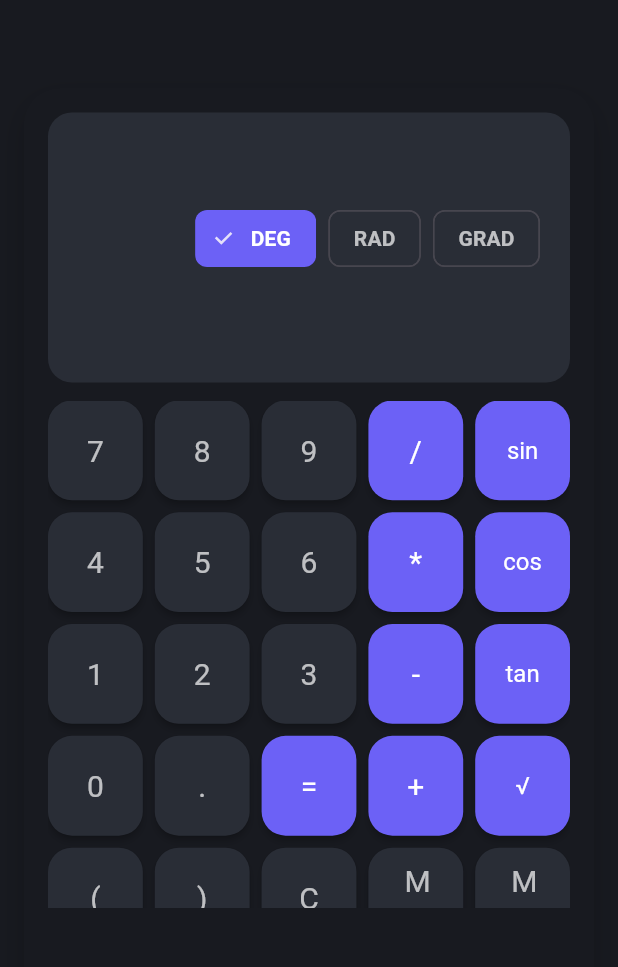
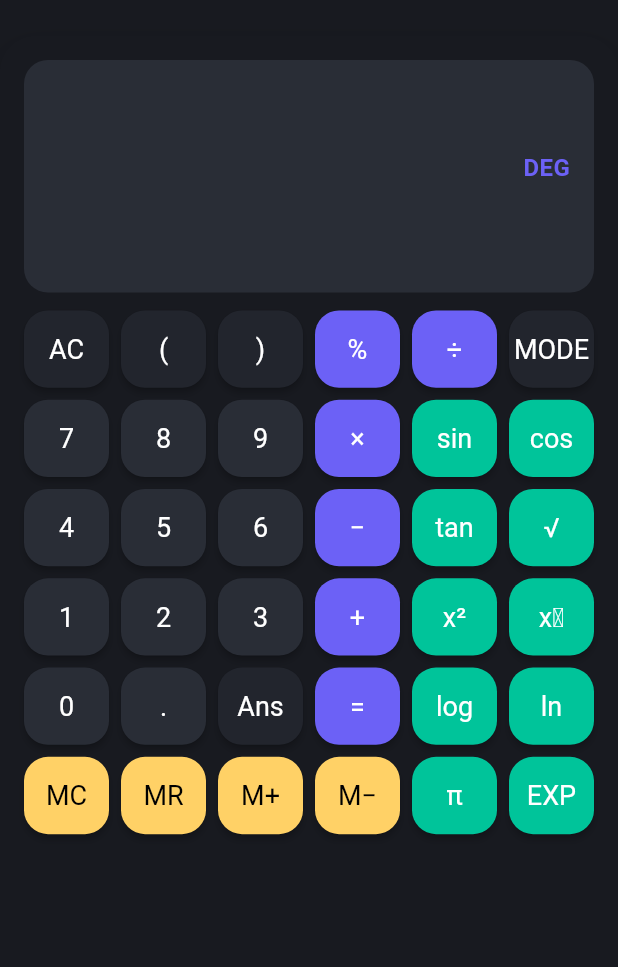
Before and after one commit to JayabrataBasu/eulex, a Flutter app: the screen it shows after launch, on a phone screen of 412 x 824 dp, the part 84-1051 px from its top. Run offline on Flutter 3.47's test engine with Material 3 defaults, Android fonts, the light colour scheme and no system bars; our stand-ins replace math_expressions.

Commit message:
Me changes the layout

```diff
--- a/lib/calculator_button.dart
+++ b/lib/calculator_button.dart
@@ -1,39 +1,57 @@
 import 'package:flutter/material.dart';
+import 'theme.dart';
 
 class CalculatorButton extends StatelessWidget {
   final String label;
   final VoidCallback onTap;
-  final bool isOperator;
-  final Color backgroundColor;
-  final Color textColor;
+  final ButtonType type;
+  final CalculatorTheme theme;
 
   const CalculatorButton({
     super.key,
     required this.label,
     required this.onTap,
-    this.isOperator = false,
-    required this.backgroundColor,
-    required this.textColor,
+    required this.type,
+    required this.theme,
   });
 
   @override
   Widget build(BuildContext context) {
-    final isFunction = ['sin', 'cos', 'tan', 'log', '√'].contains(label);
+    Color bg;
+    Color fg;
+    switch (type) {
+      case ButtonType.number:
+        bg = theme.numberColor;
+        fg = theme.numberTextColor;
+        break;
+      case ButtonType.operator:
+        bg = theme.operatorColor;
+        fg = theme.operatorTextColor;
+        break;
+      case ButtonType.function:
+        bg = theme.functionColor;
+        fg = theme.functionTextColor;
+        break;
+      case ButtonType.memory:
+        bg = theme.memoryColor;
+        fg = theme.memoryTextColor;
+        break;
+      case ButtonType.utility:
+        bg = theme.utilityColor;
+        fg = theme.utilityTextColor;
+        break;
+    }
     return ElevatedButton(
       onPressed: onTap,
       style: ElevatedButton.styleFrom(
-        backgroundColor: backgroundColor,
-        foregroundColor: textColor,
-        shape: RoundedRectangleBorder(
-          borderRadius: BorderRadius.circular(16),
-        ),
+        backgroundColor: bg,
+        foregroundColor: fg,
+        shape: RoundedRectangleBorder(borderRadius: BorderRadius.circular(16)),
         elevation: 2,
-        textStyle: TextStyle(fontSize: isFunction ? 16 : 20),
-        padding: isFunction
-            ? const EdgeInsets.symmetric(vertical: 8, horizontal: 2)
-            : null,
+        textStyle: const TextStyle(fontSize: 18),
+        padding: const EdgeInsets.symmetric(vertical: 8, horizontal: 2),
       ),
-      child: Text(label, style: TextStyle(color: textColor)),
+      child: Text(label, style: TextStyle(color: fg)),
     );
   }
 }
--- a/lib/calculator_engine.dart
+++ b/lib/calculator_engine.dart
@@ -5,6 +5,7 @@ import 'angle_mode.dart';
 class CalculatorEngine {
   static double _memory = 0.0;
   static AngleMode _angleMode = AngleMode.deg;
+  static String _lastResult = '0';
 
   static void setAngleMode(AngleMode mode) {
     _angleMode = mode;
@@ -12,55 +13,55 @@ class CalculatorEngine {
 
   static AngleMode get angleMode => _angleMode;
 
+  static String get lastResult => _lastResult;
+
   static String evaluate(String expression) {
     try {
       String exp = expression
+          .replaceAll('÷', '/')
+          .replaceAll('×', '*')
+          .replaceAll('−', '-')
           .replaceAll('√', 'sqrt')
-          .replaceAll('log', 'log');
+          .replaceAll('π', math.pi.toString())
+          .replaceAll('Ans', _lastResult)
+          .replaceAll('EXP', 'E')
+          .replaceAll('x²', '^2')
+          .replaceAll('xʸ', '^')
+          .replaceAll('log', 'log')
+          .replaceAll('ln', 'ln');
 
-      // Preprocess trigonometric functions to apply angle mode
       exp = _replaceTrigFunctions(exp);
 
       Parser p = Parser();
       ContextModel cm = ContextModel();
       Expression expParsed = p.parse(exp);
       double eval = expParsed.evaluate(EvaluationType.REAL, cm);
-      return eval.toString();
+      _lastResult = eval.toString();
+      return _lastResult;
     } catch (e) {
       return 'Error';
     }
   }
 
   static String _replaceTrigFunctions(String exp) {
-    // Replace sin(x), cos(x), tan(x) with their evaluated values using angle mode
-    exp = exp.replaceAllMapped(
-      RegExp(r'sin\(([^)]+)\)'),
-      (m) {
+    exp = exp.replaceAllMapped(RegExp(r'sin\(([^)]+)\)'), (m) {
       final arg = double.tryParse(_evaluateSimple(m[1]!)) ?? 0.0;
       final radians = _angleMode.toRadians(arg);
       return math.sin(radians).toString();
-      },
-    );
-    exp = exp.replaceAllMapped(
-      RegExp(r'cos\(([^)]+)\)'),
-      (m) {
+    });
+    exp = exp.replaceAllMapped(RegExp(r'cos\(([^)]+)\)'), (m) {
       final arg = double.tryParse(_evaluateSimple(m[1]!)) ?? 0.0;
       final radians = _angleMode.toRadians(arg);
       return math.cos(radians).toString();
-      },
-    );
-    exp = exp.replaceAllMapped(
-      RegExp(r'tan\(([^)]+)\)'),
-      (m) {
+    });
+    exp = exp.replaceAllMapped(RegExp(r'tan\(([^)]+)\)'), (m) {
       final arg = double.tryParse(_evaluateSimple(m[1]!)) ?? 0.0;
       final radians = _angleMode.toRadians(arg);
       return math.tan(radians).toString();
-      },
-    );
+    });
     return exp;
   }
 
-  // Evaluate simple expressions inside trig functions (e.g., "30+60")
   static String _evaluateSimple(String expr) {
     try {
       Parser p = Parser();
--- a/lib/main.dart
+++ b/lib/main.dart
@@ -61,34 +61,55 @@ class _CalculatorPageState extends State<CalculatorPage> {
   List<String> _history = [];
   AngleMode _angleMode = AngleMode.deg;
 
-  final List<String> _buttons = [
-    '7',
-    '8',
-    '9',
-    '/',
-    'sin',
-    '4',
-    '5',
-    '6',
-    '*',
-    'cos',
-    '1',
-    '2',
-    '3',
-    '-',
-    'tan',
-    '0',
-    '.',
-    '=',
-    '+',
-    '√',
-    '(',
-    ')',
-    'C',
-    'M+',
-    'M-',
-    'MR',
-    'MC',
+  final List<List<Map<String, dynamic>>> _buttonGrid = [
+    [
+      {'label': 'AC', 'value': 'C', 'type': ButtonType.utility},
+      {'label': '(', 'value': '(', 'type': ButtonType.utility},
+      {'label': ')', 'value': ')', 'type': ButtonType.utility},
+      {'label': '%', 'value': '%', 'type': ButtonType.operator},
+      {'label': '÷', 'value': '÷', 'type': ButtonType.operator},
+      {'label': 'MODE', 'value': 'MODE', 'type': ButtonType.utility},
+    ],
+    [
+      {'label': '7', 'value': '7', 'type': ButtonType.number},
+      {'label': '8', 'value': '8', 'type': ButtonType.number},
+      {'label': '9', 'value': '9', 'type': ButtonType.number},
+      {'label': '×', 'value': '×', 'type': ButtonType.operator},
+      {'label': 'sin', 'value': 'sin', 'type': ButtonType.function},
+      {'label': 'cos', 'value': 'cos', 'type': ButtonType.function},
+    ],
+    [
+      {'label': '4', 'value': '4', 'type': ButtonType.number},
+      {'label': '5', 'value': '5', 'type': ButtonType.number},
+      {'label': '6', 'value': '6', 'type': ButtonType.number},
+      {'label': '−', 'value': '−', 'type': ButtonType.operator},
+      {'label': 'tan', 'value': 'tan', 'type': ButtonType.function},
+      {'label': '√', 'value': '√', 'type': ButtonType.function},
+    ],
+    [
+      {'label': '1', 'value': '1', 'type': ButtonType.number},
+      {'label': '2', 'value': '2', 'type': ButtonType.number},
+      {'label': '3', 'value': '3', 'type': ButtonType.number},
+      {'label': '+', 'value': '+', 'type': ButtonType.operator},
+      {'label': 'x²', 'value': 'x²', 'type': ButtonType.function},
+      {'label': 'xʸ', 'value': 'xʸ', 'type': ButtonType.function},
+    ],
+    [
+      {'label': '0', 'value': '0', 'type': ButtonType.number},
+      {'label': '.', 'value': '.', 'type': ButtonType.number},
+      {'label': 'Ans', 'value': 'Ans', 'type': ButtonType.utility},
+      {'label': '=', 'value': '=', 'type': ButtonType.operator},
+      {'label': 'log', 'value': 'log', 'type': ButtonType.function},
+      {'label': 'ln', 'value': 'ln', 'type': ButtonType.function},
+    ],
+    [
+      {'label': 'MC', 'value': 'MC', 'type': ButtonType.memory},
+      {'label': 'MR', 'value': 'MR', 'type': ButtonType.memory},
+      {'label': 'M+', 'value': 'M+', 'type': ButtonType.memory},
+      {'label': 'M−', 'value': 'M-', 'type': ButtonType.memory},
+      {'label': 'π', 'value': 'π', 'type': ButtonType.function},
+      {'label': 'EXP', 'value': 'EXP', 'type': ButtonType.function},
+    ],
   ];
 
   void _onButtonPressed(String value) {
@@ -103,49 +124,56 @@ class _CalculatorPageState extends State<CalculatorPage> {
           _history.insert(0, '$_expression = $_result');
           if (_history.length > 15) _history.removeLast();
         }
+      } else if (value == 'Ans') {
+        _expression += CalculatorEngine.lastResult;
+      } else if (value == 'π') {
+        _expression += 'π';
+      } else if (value == 'EXP') {
+        _expression += 'EXP';
+      } else if (value == 'x²') {
+        _expression += '^2';
+      } else if (value == 'xʸ') {
+        _expression += '^';
+      } else if (value == '√') {
+        _expression += 'sqrt(';
+      } else if (value == 'log') {
+        _expression += 'log(';
+      } else if (value == 'ln') {
+        _expression += 'ln(';
+      } else if (value == 'sin' || value == 'cos' || value == 'tan') {
+        _expression += '$value(';
+      } else if (value == 'MC') {
+        CalculatorEngine.memoryClear();
+      } else if (value == 'MR') {
+        _expression += CalculatorEngine.memoryRecall();
+        _result = CalculatorEngine.memoryRecall();
       } else if (value == 'M+') {
         CalculatorEngine.memoryAdd(_result.isNotEmpty ? _result : '0');
       } else if (value == 'M-') {
         CalculatorEngine.memorySubtract(_result.isNotEmpty ? _result : '0');
-      } else if (value == 'MR') {
-        _expression += CalculatorEngine.memoryRecall();
-        _result = CalculatorEngine.memoryRecall();
-      } else if (value == 'MC') {
-        CalculatorEngine.memoryClear();
-      } else if (value == 'sin' || value == 'cos' || value == 'tan') {
-        _expression += '$value(';
+      } else if (value == 'MODE') {
+        // Cycle angle mode
+        _angleMode =
+            AngleMode.values[(_angleMode.index + 1) % AngleMode.values.length];
       } else {
         _expression += value;
       }
     });
   }
 
-  Widget _buildAngleModeToggle() {
+  Widget _buildAngleModeIndicator() {
     return Row(
       mainAxisAlignment: MainAxisAlignment.end,
-      children: AngleMode.values.map((mode) {
-        final selected = _angleMode == mode;
-        return Padding(
-          padding: const EdgeInsets.symmetric(horizontal: 4),
-          child: ChoiceChip(
-            label: Text(mode.label),
-            selected: selected,
-            onSelected: (_) {
-              setState(() {
-                _angleMode = mode;
-              });
-            },
-            selectedColor: widget.theme.operatorButtonBackground,
-            backgroundColor: widget.theme.buttonBackground,
-            labelStyle: TextStyle(
-              color: selected
-                  ? widget.theme.operatorTextColor
-                  : widget.theme.buttonTextColor,
-              fontWeight: FontWeight.bold,
-            ),
+      children: [
+        Text(
+          _angleMode.label,
+          style: TextStyle(
+            fontSize: 16,
+            color: widget.theme.operatorColor,
+            fontWeight: FontWeight.bold,
           ),
-        );
-      }).toList(),
+        ),
+      ],
     );
   }
 
@@ -163,8 +191,6 @@ class _CalculatorPageState extends State<CalculatorPage> {
             icon: Icon(
               widget.themeMode == CalculatorThemeMode.dark
                   ? Icons.light_mode
-                  : widget.themeMode == CalculatorThemeMode.light
-                  ? Icons.palette
                   : Icons.dark_mode,
             ),
             tooltip: 'Switch Theme',
@@ -174,7 +200,7 @@ class _CalculatorPageState extends State<CalculatorPage> {
       ),
       body: Center(
         child: Container(
-          constraints: const BoxConstraints(maxWidth: 380, maxHeight: 650),
+          constraints: const BoxConstraints(maxWidth: 480, maxHeight: 720),
           decoration: BoxDecoration(
             color: theme.themeData.scaffoldBackgroundColor,
             borderRadius: BorderRadius.circular(24),
@@ -211,7 +237,7 @@ class _CalculatorPageState extends State<CalculatorPage> {
                               _expression,
                               style: TextStyle(
                                 fontSize: 28,
-                                color: theme.buttonTextColor,
+                                color: theme.numberTextColor,
                               ),
                             ),
                           ),
@@ -223,7 +249,7 @@ class _CalculatorPageState extends State<CalculatorPage> {
                               'M',
                               style: TextStyle(
                                 fontSize: 20,
-                                color: theme.operatorButtonBackground,
+                                color: theme.memoryColor,
                                 fontWeight: FontWeight.bold,
                               ),
                             ),
@@ -231,14 +257,14 @@ class _CalculatorPageState extends State<CalculatorPage> {
                       ],
                     ),
                     const SizedBox(height: 4),
-                    _buildAngleModeToggle(),
+                    _buildAngleModeIndicator(),
                     const SizedBox(height: 4),
                     Text(
                       _result,
                       style: TextStyle(
                         fontSize: 36,
                         fontWeight: FontWeight.bold,
-                        color: theme.operatorTextColor,
+                        color: theme.operatorColor,
                       ),
                     ),
                   ],
@@ -247,30 +273,21 @@ class _CalculatorPageState extends State<CalculatorPage> {
               const SizedBox(height: 12),
               // Buttons
               Expanded(
-                child: GridView.builder(
-                  padding: EdgeInsets.zero,
-                  itemCount: _buttons.length,
-                  gridDelegate: const SliverGridDelegateWithFixedCrossAxisCount(
-                    crossAxisCount: 5,
-                    childAspectRatio: 0.95, // Adjusted for better fit
-                    crossAxisSpacing: 8,
-                    mainAxisSpacing: 8,
-                  ),
-                  itemBuilder: (context, index) {
-                    final btn = _buttons[index];
-                    final isOperator = '/x*-+=sincostanlog√'.contains(btn);
-                    return CalculatorButton(
-                      label: btn,
-                      onTap: () => _onButtonPressed(btn),
-                      isOperator: isOperator,
-                      backgroundColor: isOperator
-                          ? widget.theme.operatorButtonBackground
-                          : widget.theme.buttonBackground,
-                      textColor: isOperator
-                          ? widget.theme.operatorTextColor
-                          : widget.theme.buttonTextColor,
-                    );
-                  },
+                child: GridView.count(
+                  crossAxisCount: 6,
+                  mainAxisSpacing: 8,
+                  crossAxisSpacing: 8,
+                  childAspectRatio: 1.1,
+                  children: [
+                    for (final row in _buttonGrid)
+                      for (final btn in row)
+                        CalculatorButton(
+                          label: btn['label'],
+                          onTap: () => _onButtonPressed(btn['value']),
+                          type: btn['type'],
+                          theme: theme,
+                        ),
+                  ],
                 ),
               ),
               const SizedBox(height: 8),
@@ -293,7 +310,7 @@ class _CalculatorPageState extends State<CalculatorPage> {
                       _history[idx],
                       style: TextStyle(
                         fontSize: 16,
-                        color: theme.buttonTextColor.withOpacity(0.7),
+                        color: theme.numberTextColor.withOpacity(0.7),
                       ),
                     ),
                   ),
--- a/lib/theme.dart
+++ b/lib/theme.dart
@@ -13,22 +13,36 @@ enum CalculatorThemeMode {
   pastelCandy,
 }
 
+enum ButtonType { number, operator, function, memory, utility }
+
 class CalculatorTheme {
   final ThemeData themeData;
+  final Color numberColor;
+  final Color operatorColor;
+  final Color functionColor;
+  final Color memoryColor;
+  final Color utilityColor;
+  final Color numberTextColor;
+  final Color operatorTextColor;
+  final Color functionTextColor;
+  final Color memoryTextColor;
+  final Color utilityTextColor;
   final Color displayBackground;
-  final Color buttonBackground;
-  final Color operatorButtonBackground;
-  final Color buttonTextColor;
-  final Color operatorTextColor;
   final Color historyBackground;
 
   const CalculatorTheme({
     required this.themeData,
+    required this.numberColor,
+    required this.operatorColor,
+    required this.functionColor,
+    required this.memoryColor,
+    required this.utilityColor,
+    required this.numberTextColor,
+    required this.operatorTextColor,
+    required this.functionTextColor,
+    required this.memoryTextColor,
+    required this.utilityTextColor,
     required this.displayBackground,
-    required this.buttonBackground,
-    required this.operatorButtonBackground,
-    required this.buttonTextColor,
-    required this.operatorTextColor,
     required this.historyBackground,
   });
 }
@@ -48,12 +62,18 @@ final calculatorThemes = {
         elevation: 0,
       ),
     ),
-    displayBackground: const Color(0xFF292D36),
-    buttonBackground: const Color(0xFF292D36),
-    operatorButtonBackground: const Color(0xFF6C61F6),
-    buttonTextColor: Colors.white70,
+    numberColor: Color(0xFF292D36),
+    operatorColor: Color(0xFF6C61F6),
+    functionColor: Color(0xFF00C49A),
+    memoryColor: Color(0xFFFFD166),
+    utilityColor: Color(0xFF22252D),
+    numberTextColor: Colors.white,
     operatorTextColor: Colors.white,
-    historyBackground: const Color(0xFF181A20),
+    functionTextColor: Colors.white,
+    memoryTextColor: Colors.black,
+    utilityTextColor: Colors.white,
+    displayBackground: Color(0xFF292D36),
+    historyBackground: Color(0xFF181A20),
   ),
   CalculatorThemeMode.light: CalculatorTheme(
     themeData: ThemeData(
@@ -69,12 +89,18 @@ final calculatorThemes = {
         elevation: 0,
       ),
     ),
-    displayBackground: const Color(0xFFF5F5F5),
-    buttonBackground: const Color(0xFFE0E0E0),
-    operatorButtonBackground: const Color(0xFF4CAF50),
-    buttonTextColor: Colors.black87,
+    numberColor: Colors.white,
+    operatorColor: Color(0xFF4CAF50),
+    functionColor: Color(0xFF1976D2),
+    memoryColor: Color(0xFFFFD166),
+    utilityColor: Color(0xFFE0E0E0),
+    numberTextColor: Colors.black,
     operatorTextColor: Colors.white,
-    historyBackground: const Color(0xFFF0F0F0),
+    functionTextColor: Colors.white,
+    memoryTextColor: Colors.black,
+    utilityTextColor: Colors.black,
+    displayBackground: Color(0xFFF5F5F5),
+    historyBackground: Color(0xFFF0F0F0),
   ),
   CalculatorThemeMode.vibrant: CalculatorTheme(
     themeData: ThemeData(
@@ -90,11 +116,17 @@ final calculatorThemes = {
         elevation: 0,
       ),
     ),
+    numberColor: Colors.white,
+    operatorColor: Color(0xFF4CAF50),
+    functionColor: Color(0xFF1976D2),
+    memoryColor: Color(0xFFFFD166),
+    utilityColor: Color(0xFFE0E0E0),
+    numberTextColor: Colors.black,
+    operatorTextColor: Colors.white,
+    functionTextColor: Colors.white,
+    memoryTextColor: Colors.black,
+    utilityTextColor: Colors.black,
     displayBackground: const Color(0xFFB3E5FC),
-    buttonBackground: const Color(0xFFFFF3E0),
-    operatorButtonBackground: const Color(0xFFFF9800),
-    buttonTextColor: Color(0xFF263238),
-    operatorTextColor: Colors.white,
     historyBackground: const Color(0xFFFFF8E1),
   ),
   // 1. Neo-Mint Minimal
@@ -112,11 +144,17 @@ final calculatorThemes = {
         elevation: 0,
       ),
     ),
+    numberColor: Colors.white,
+    operatorColor: Color(0xFF00C49A),
+    functionColor: Color(0xFF1976D2),
+    memoryColor: Color(0xFFFFD166),
+    utilityColor: Color(0xFFE0E0E0),
+    numberTextColor: Colors.black,
+    operatorTextColor: Colors.white,
+    functionTextColor: Colors.white,
+    memoryTextColor: Colors.black,
+    utilityTextColor: Colors.black,
     displayBackground: const Color(0xFFF7F7F7),
-    buttonBackground: const Color(0xFFF7F7F7),
-    operatorButtonBackground: const Color(0xFF00C49A),
-    buttonTextColor: Color(0xFF222831),
-    operatorTextColor: Colors.white,
     historyBackground: const Color(0xFFE8F9F7),
   ),
   // 2. Cyberpunk Glow
@@ -134,11 +172,17 @@ final calculatorThemes = {
         elevation: 0,
       ),
     ),
+    numberColor: Color(0xFF0D0D0D),
+    operatorColor: Color(0xFFFF007F),
+    functionColor: Color(0xFF00C49A),
+    memoryColor: Color(0xFFFFD166),
+    utilityColor: Color(0xFF1A1A2E),
+    numberTextColor: Colors.white,
+    operatorTextColor: Color(0xFF00FFE0),
+    functionTextColor: Color(0xFF00FFE0),
+    memoryTextColor: Colors.black,
+    utilityTextColor: Colors.white,
     displayBackground: const Color(0xFF0D0D0D),
-    buttonBackground: const Color(0xFF1A1A2E),
-    operatorButtonBackground: const Color(0xFFFF007F),
-    buttonTextColor: Color(0xFF00FFE0),
-    operatorTextColor: Color(0xFF00FFE0),
     historyBackground: const Color(0xFF1A1A2E),
   ),
   // 3. Solar Sunset
@@ -156,11 +200,17 @@ final calculatorThemes = {
         elevation: 0,
       ),
     ),
+    numberColor: Colors.white,
+    operatorColor: Color(0xFFFF6F61),
+    functionColor: Color(0xFF1976D2),
+    memoryColor: Color(0xFFFFD166),
+    utilityColor: Color(0xFFE0E0E0),
+    numberTextColor: Colors.black,
+    operatorTextColor: Colors.white,
+    functionTextColor: Colors.white,
+    memoryTextColor: Colors.black,
+    utilityTextColor: Colors.black,
     displayBackground: const Color(0xFFFFD166),
-    buttonBackground: const Color(0xFFFFF3E0),
-    operatorButtonBackground: const Color(0xFFFF6F61),
-    buttonTextColor: Color(0xFF06D6A0),
-    operatorTextColor: Colors.white,
     historyBackground: const Color(0xFFF9F9F9),
   ),
   // 4. Royal Elegance
@@ -178,11 +228,17 @@ final calculatorThemes = {
         elevation: 0,
       ),
     ),
+    numberColor: Colors.white,
+    operatorColor: Color(0xFFE71D36),
+    functionColor: Color(0xFF1976D2),
+    memoryColor: Color(0xFFFFD166),
+    utilityColor: Color(0xFFF4F1DE),
+    numberTextColor: Colors.black,
+    operatorTextColor: Colors.white,
+    functionTextColor: Colors.white,
+    memoryTextColor: Colors.black,
+    utilityTextColor: Colors.black,
     displayBackground: const Color(0xFFF4F1DE),
-    buttonBackground: const Color(0xFFFF9F1C),
-    operatorButtonBackground: const Color(0xFFE71D36),
-    buttonTextColor: Color(0xFF2E294E),
-    operatorTextColor: Colors.white,
     historyBackground: const Color(0xFFF4F1DE),
   ),
   // 5. Material You Inspired
@@ -200,11 +256,17 @@ final calculatorThemes = {
         elevation: 0,
       ),
     ),
+    numberColor: Colors.white,
+    operatorColor: Color(0xFF7D5260),
+    functionColor: Color(0xFF1976D2),
+    memoryColor: Color(0xFFFFD166),
+    utilityColor: Color(0xFFF5F0FF),
+    numberTextColor: Colors.black,
+    operatorTextColor: Colors.white,
+    functionTextColor: Colors.white,
+    memoryTextColor: Colors.black,
+    utilityTextColor: Colors.black,
     displayBackground: const Color(0xFFD0BCFF),
-    buttonBackground: const Color(0xFFF5F0FF),
-    operatorButtonBackground: const Color(0xFF7D5260),
-    buttonTextColor: Color(0xFF6750A4),
-    operatorTextColor: Colors.white,
     historyBackground: const Color(0xFFF5F0FF),
   ),
   // 6. Matrix Hacker
@@ -222,11 +284,17 @@ final calculatorThemes = {
         elevation: 0,
       ),
     ),
+    numberColor: Color(0xFF1E1E1E),
+    operatorColor: Color(0xFF00FF41),
+    functionColor: Color(0xFF1976D2),
+    memoryColor: Color(0xFFFFD166),
+    utilityColor: Color(0xFF121212),
+    numberTextColor: Colors.white,
+    operatorTextColor: Color(0xFF00FF41),
+    functionTextColor: Color(0xFF121212),
+    memoryTextColor: Color(0xFF03DAC6),
+    utilityTextColor: Colors.white,
     displayBackground: const Color(0xFF1E1E1E),
-    buttonBackground: const Color(0xFF121212),
-    operatorButtonBackground: const Color(0xFF00FF41),
-    buttonTextColor: Color(0xFF03DAC6),
-    operatorTextColor: Color(0xFF121212),
     historyBackground: const Color(0xFF121212),
   ),
   // 7. Pastel Candy
@@ -244,11 +312,17 @@ final calculatorThemes = {
         elevation: 0,
       ),
     ),
+    numberColor: Colors.white,
+    operatorColor: Color(0xFFFFADAD),
+    functionColor: Color(0xFF1976D2),
+    memoryColor: Color(0xFFFFD166),
+    utilityColor: Color(0xFFFDFFB6),
+    numberTextColor: Color(0xFF222831),
+    operatorTextColor: Color(0xFF222831),
+    functionTextColor: Color(0xFF222831),
+    memoryTextColor: Color(0xFF222831),
+    utilityTextColor: Color(0xFF222831),
     displayBackground: const Color(0xFFFFD6A5),
-    buttonBackground: const Color(0xFFFDFFB6),
-    operatorButtonBackground: const Color(0xFFFFADAD),
-    buttonTextColor: Color(0xFF222831),
-    operatorTextColor: Color(0xFF222831),
     historyBackground: const Color(0xFFCAFFBF),
   ),
 };
```
Lines whose indentation alone changed are shown as unchanged.
